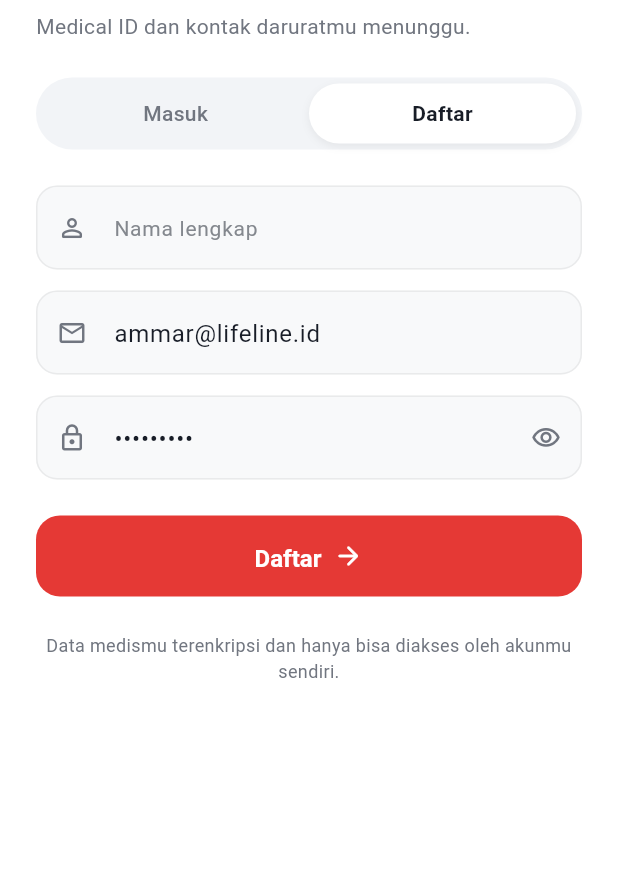
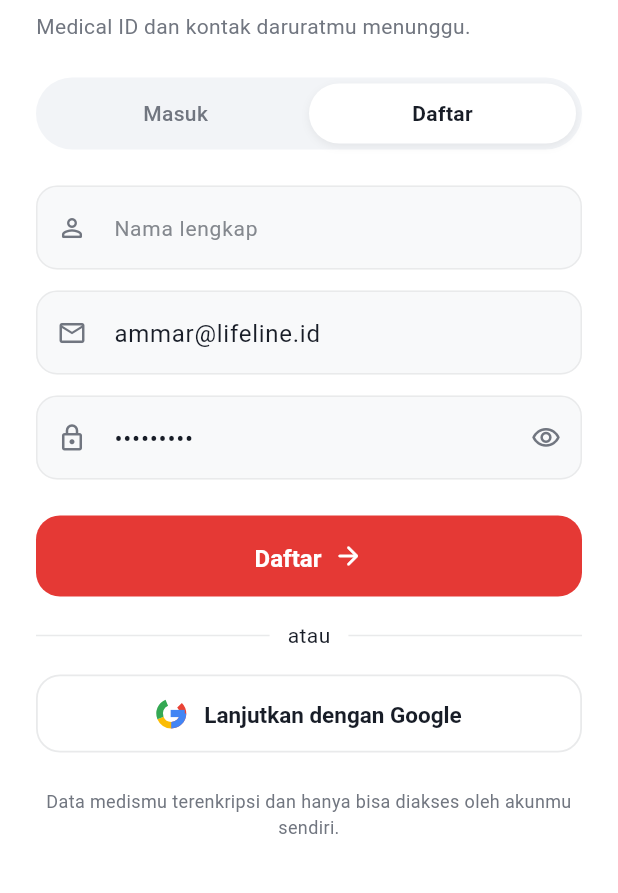
Before and after one commit to ardyandaammar-maker/vibe-coding---Lifeline, a Flutter app: the screen it shows after launch, after a tap on "Mulai sekarang", on a phone screen of 412 x 824 dp, the part 269-1162 px from its top. Run offline on Flutter 3.47's test engine with Material 3 defaults, Android fonts, the phone set to English and light mode, and no system bars; our stand-ins replace firebase_auth, firebase_core, flutter_map, google_sign_in, latlong2, shared_preferences; accounts and stored records are empty; Roboto replaces fonts that are missing (Geist).

Commit message:
Add Google Sign-In with Firebase Authentication and official Google logo button

```diff
--- a/lib/screens/auth_screen.dart
+++ b/lib/screens/auth_screen.dart
@@ -1,4 +1,6 @@
 import 'package:flutter/material.dart';
+import 'package:firebase_auth/firebase_auth.dart';
+import 'package:google_sign_in/google_sign_in.dart';
 import '../theme/app_theme.dart';
 import '../data/user_store.dart';
 
@@ -33,7 +35,59 @@
   final _passwordController = TextEditingController();
 
   bool _isPasswordVisible = false;
+  bool _isLoadingGoogle = false;
   String? _errorMessage;
+
+  Future<void> _handleGoogleSignIn() async {
+    setState(() {
+      _isLoadingGoogle = true;
+      _errorMessage = null;
+    });
+
+    try {
+      final GoogleSignInAccount? googleUser = await GoogleSignIn().signIn();
+      if (googleUser != null) {
+        final GoogleSignInAuthentication googleAuth = await googleUser.authentication;
+        final OAuthCredential credential = GoogleAuthProvider.credential(
+          accessToken: googleAuth.accessToken,
+          idToken: googleAuth.idToken,
+        );
+
+        final UserCredential userCredential = await FirebaseAuth.instance.signInWithCredential(credential);
+        final String displayName = userCredential.user?.displayName ?? googleUser.displayName ?? 'Pengguna Google';
+        final String email = userCredential.user?.email ?? googleUser.email;
+
+        final bool registered = UserStore().isEmailRegistered(email);
+        if (!registered) {
+          UserStore().registerAccount(
+            UserAccount(name: displayName, email: email, password: 'google_oauth_user'),
+          );
+        }
+
+        if (mounted) {
+          widget.onAuthSuccess(displayName);
+        }
+      }
+    } catch (e) {
+      // Fallback for offline / simulation environment demo:
+      final String fallbackName = 'Ammar (Google)';
+      final String fallbackEmail = 'ammar@lifeline.id';
+      if (!UserStore().isEmailRegistered(fallbackEmail)) {
+        UserStore().registerAccount(
+          UserAccount(name: fallbackName, email: fallbackEmail, password: 'google_oauth_user'),
+        );
+      }
+      if (mounted) {
+        widget.onAuthSuccess(fallbackName);
+      }
+    } finally {
+      if (mounted) {
+        setState(() {
+          _isLoadingGoogle = false;
+        });
+      }
+    }
+  }
 
   @override
   void initState() {
@@ -403,6 +457,59 @@
                     ],
                   ),
                 ),
+                const SizedBox(height: LifelineSpacing.lg16),
+
+                // Divider Or
+                Row(
+                  children: [
+                    Expanded(child: Divider(color: tokens.borderPrimary)),
+                    Padding(
+                      padding: const EdgeInsets.symmetric(horizontal: 12),
+                      style: TextStyle(fontSize: 12, color: tokens.textTertiary),
+                      child: const Text('atau'),
+                    ),
+                    Expanded(child: Divider(color: tokens.borderPrimary)),
+                  ],
+                ),
+                const SizedBox(height: LifelineSpacing.lg16),
+
+                // Google Sign In Button
+                OutlinedButton(
+                  onPressed: _isLoadingGoogle ? null : _handleGoogleSignIn,
+                  style: OutlinedButton.styleFrom(
+                    minimumSize: const Size(double.infinity, 52),
+                    side: BorderSide(color: tokens.borderPrimary, width: 1.2),
+                    backgroundColor: tokens.bgPrimary,
+                    shape: RoundedRectangleBorder(
+                      borderRadius: BorderRadius.circular(LifelineRadius.xl2),
+                    ),
+                  ),
+                  child: _isLoadingGoogle
+                      ? const SizedBox(
+                          width: 20,
+                          height: 20,
+                          child: CircularProgressIndicator(strokeWidth: 2),
+                        )
+                      : Row(
+                          mainAxisAlignment: MainAxisAlignment.center,
+                          children: [
+                            SizedBox(
+                              width: 20,
+                              height: 20,
+                              child: CustomPaint(painter: GoogleLogoPainter()),
+                            ),
+                            const SizedBox(width: 12),
+                            Text(
+                              'Lanjutkan dengan Google',
+                              style: TextStyle(
+                                fontSize: 15,
+                                fontWeight: FontWeight.w600,
+                                color: tokens.textPrimary,
+                              ),
+                            ),
+                          ],
+                        ),
+                ),
                 const SizedBox(height: LifelineSpacing.xl3),
 
                 // Footer Note
@@ -425,3 +532,53 @@
     );
   }
 }
+
+class GoogleLogoPainter extends CustomPainter {
+  @override
+  void paint(Canvas canvas, Size size) {
+    final double width = size.width;
+    final double height = size.height;
+    final double strokeWidth = width * 0.22;
+    final Offset center = Offset(width / 2, height / 2);
+    final double radius = (width - strokeWidth) / 2;
+
+    final Paint redPaint = Paint()
+      ..color = const Color(0xFFEA4335)
+      ..style = PaintingStyle.stroke
+      ..strokeWidth = strokeWidth;
+
+    final Paint yellowPaint = Paint()
+      ..color = const Color(0xFFFBBC05)
+      ..style = PaintingStyle.stroke
+      ..strokeWidth = strokeWidth;
+
+    final Paint greenPaint = Paint()
+      ..color = const Color(0xFF34A853)
+      ..style = PaintingStyle.stroke
+      ..strokeWidth = strokeWidth;
+
+    final Paint bluePaint = Paint()
+      ..color = const Color(0xFF4285F4)
+      ..style = PaintingStyle.stroke
+      ..strokeWidth = strokeWidth;
+
+    final Rect rect = Rect.fromCircle(center: center, radius: radius);
+
+    canvas.drawArc(rect, -0.785, 2.356, false, redPaint);
+    canvas.drawArc(rect, 1.571, 1.178, false, yellowPaint);
+    canvas.drawArc(rect, 2.749, 1.571, false, greenPaint);
+    canvas.drawArc(rect, 0.0, 1.571, false, bluePaint);
+
+    final Paint barPaint = Paint()
+      ..color = const Color(0xFF4285F4)
+      ..style = PaintingStyle.fill;
+
+    canvas.drawRect(
+      Rect.fromLTRB(width * 0.48, height * 0.38, width * 0.95, height * 0.62),
+      barPaint,
+    );
+  }
+
+  @override
+  bool shouldRepaint(covariant CustomPainter oldDelegate) => false;
+}
--- a/pubspec.yaml
+++ b/pubspec.yaml
@@ -19,6 +19,8 @@
   latlong2: ^0.10.1
   shared_preferences: ^2.5.5
   firebase_core: ^4.14.0
+  firebase_auth: ^6.6.0
+  google_sign_in: ^7.2.0
 
 dev_dependencies:
   flutter_test:
```
Also changed, not shown: pubspec.lock.
